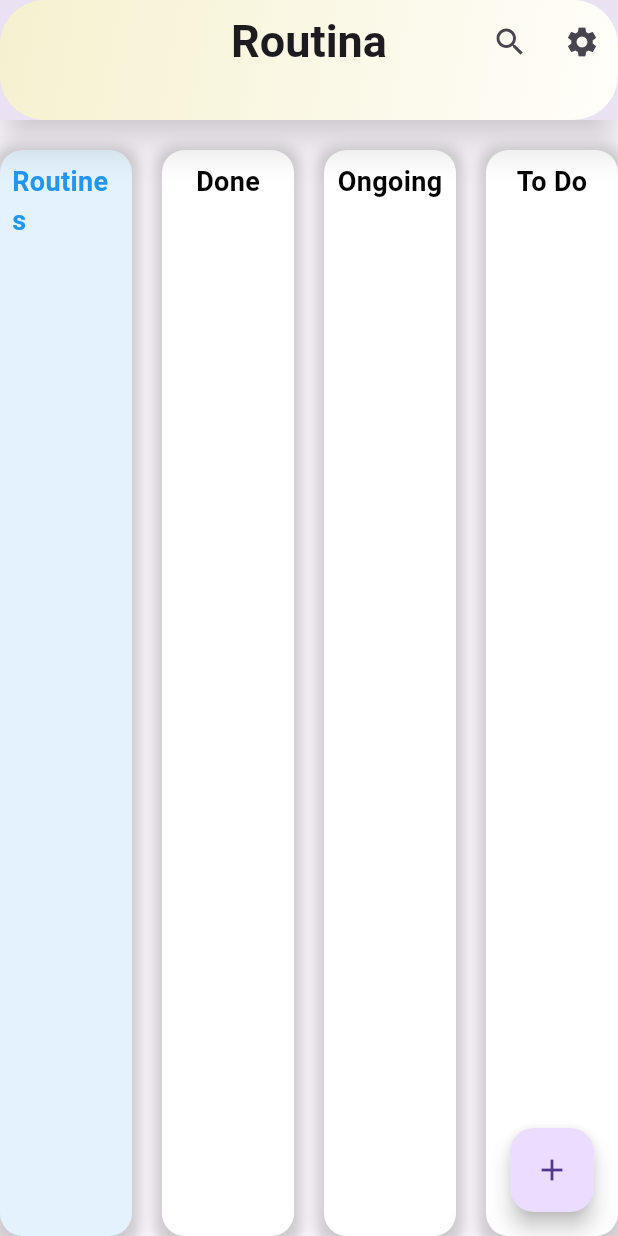
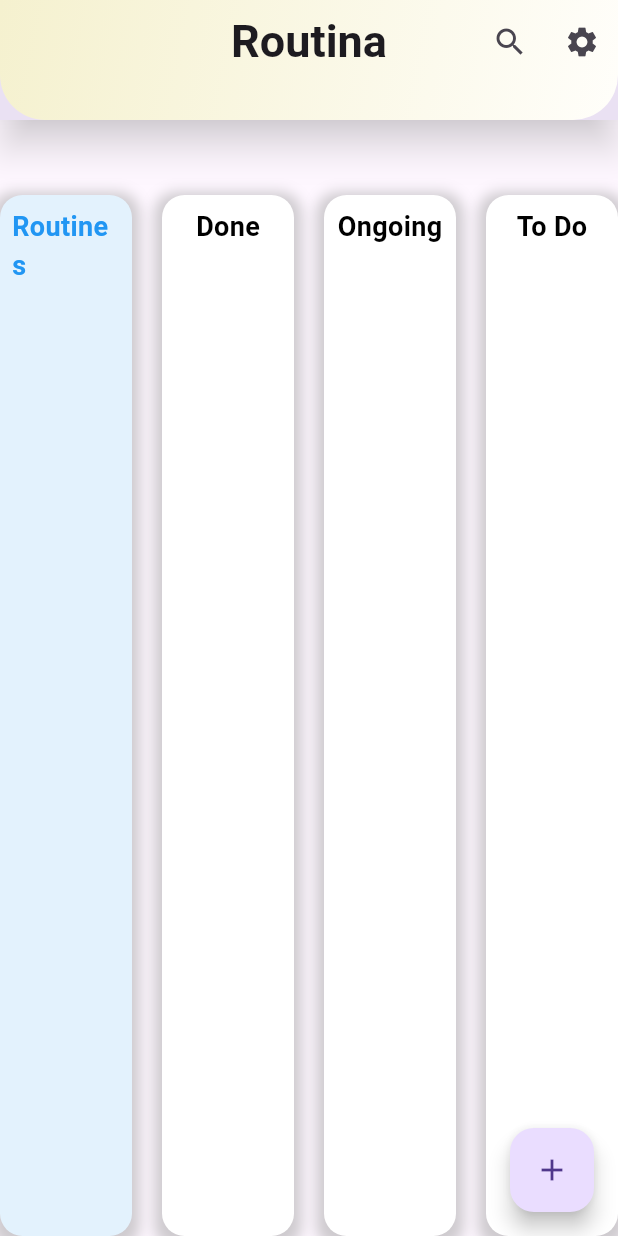
Before and after one commit to Dano-Sato/flutter-with-gpt, a Flutter app: the screen it shows after launch, on a phone screen of 412 x 824 dp. Run offline on Flutter 3.47's test engine with Material 3 defaults, Android fonts, the phone set to English and light mode, and no system bars; our stand-ins replace shared_preferences; Roboto replaces fonts that are missing (Arial).

Commit message:
소소한 변경

```diff
--- a/lib/2_memo.dart
+++ b/lib/2_memo.dart
@@ -181,8 +181,6 @@ class _MemoListScreenState extends State<MemoListScreen> {
           end: Alignment.bottomRight,
         ),
         borderRadius: BorderRadius.only(
-          topLeft: Radius.circular(30),
-          topRight: Radius.circular(30),
           bottomLeft: Radius.circular(30),
           bottomRight: Radius.circular(30),
         ),
@@ -207,7 +205,7 @@ class _MemoListScreenState extends State<MemoListScreen> {
   ),
 ),
       body: Column(
-        children: [ SizedBox(height: 20),
+        children: [ SizedBox(height: 50),
       Expanded(
         child: Row(
           children: [
```
